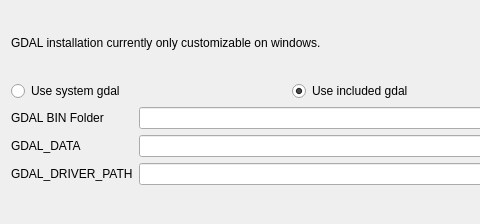
First picture: the form in UI/Dialog_settings_gdal.ui, repository MartinHvidberg/kmstrans_fra_SDFE_SEQ200131, before the edit; both pictures show x 0 to 480 and y 0 to 224 of the 859 by 224 pixel window.
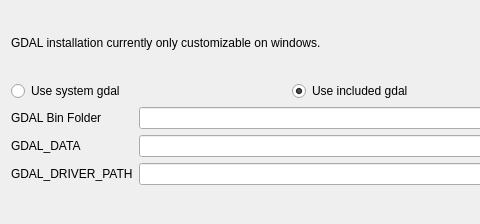
Second picture: the form after the edit.

```diff
--- a/UI/Dialog_settings_gdal.ui
+++ b/UI/Dialog_settings_gdal.ui
@@ -63,7 +63,7 @@
      <item row="0" column="0">
       <widget class="QLabel" name="label">
        <property name="text">
-        <string>GDAL BIN Folder</string>
+        <string>GDAL Bin Folder</string>
        </property>
       </widget>
      </item>
```
Left out of the diff: 4 changed lines with no effect on the pictures.
